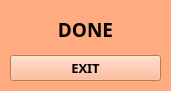
Above: src/views/finishWindow.ui from franeum/pysoundtools before the change. Below: the same form after it.
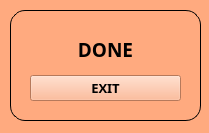
That is the form after the change.

```diff
--- a/src/views/finishWindow.ui
+++ b/src/views/finishWindow.ui
@@ -6,8 +6,8 @@
    <rect>
     <x>0</x>
     <y>0</y>
-    <width>171</width>
-    <height>91</height>
+    <width>209</width>
+    <height>133</height>
    </rect>
   </property>
   <property name="windowTitle">
@@ -16,15 +16,21 @@
   <property name="styleSheet">
    <string notr="true">background-color: rgb(255, 170, 127);</string>
   </property>
-  <widget class="QFrame" name="frame">
+  <widget class="QFrame" name="finish_frame">
    <property name="geometry">
     <rect>
      <x>10</x>
      <y>10</y>
-     <width>151</width>
-     <height>71</height>
+     <width>191</width>
+     <height>111</height>
     </rect>
    </property>
+   <property name="styleSheet">
+    <string notr="true">QFrame#finish_frame {
+	border: 1px solid black;
+	border-radius: 	15px;
+}</string>
+   </property>
    <property name="frameShape">
     <enum>QFrame::StyledPanel</enum>
    </property>
@@ -34,15 +40,15 @@
    <widget class="QWidget" name="gridLayoutWidget">
     <property name="geometry">
      <rect>
-      <x>0</x>
-      <y>0</y>
+      <x>20</x>
+      <y>20</y>
       <width>151</width>
       <height>71</height>
      </rect>
     </property>
     <layout class="QGridLayout" name="gridLayout">
      <item row="0" column="0">
-      <widget class="QLabel" name="label">
+      <widget class="QLabel" name="label_done">
        <property name="font">
         <font>
          <family>Noto Sans</family>
@@ -51,6 +57,9 @@
          <bold>true</bold>
         </font>
        </property>
+       <property name="styleSheet">
+        <string notr="true"/>
+       </property>
        <property name="text">
         <string>DONE</string>
        </property>
```
